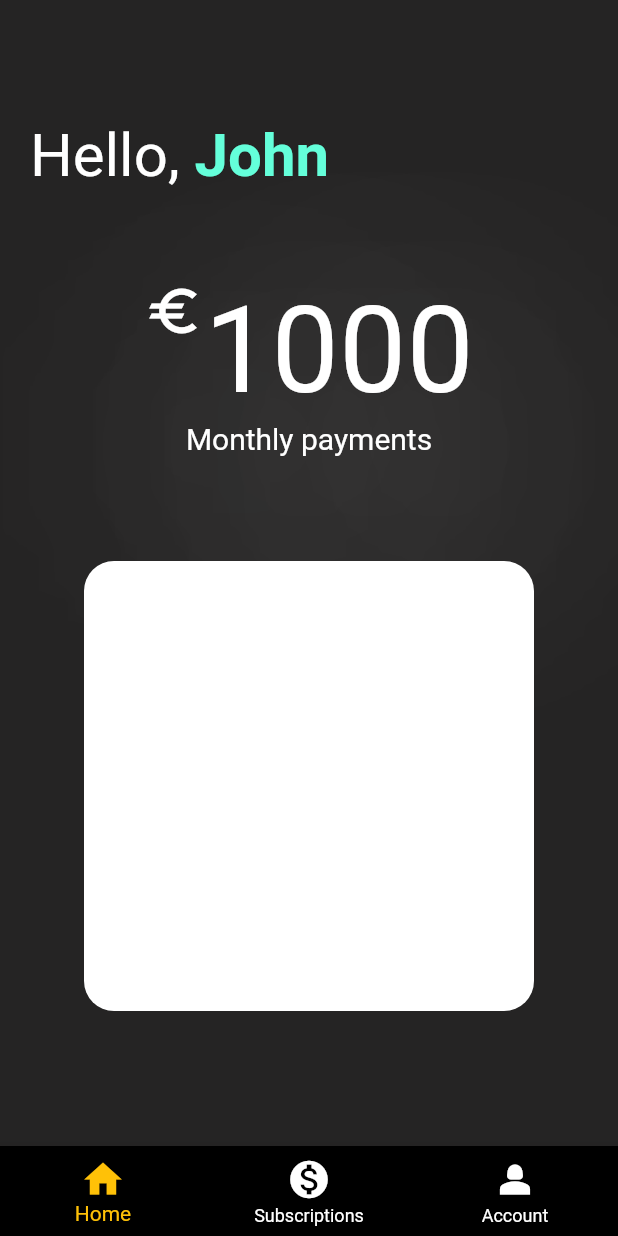
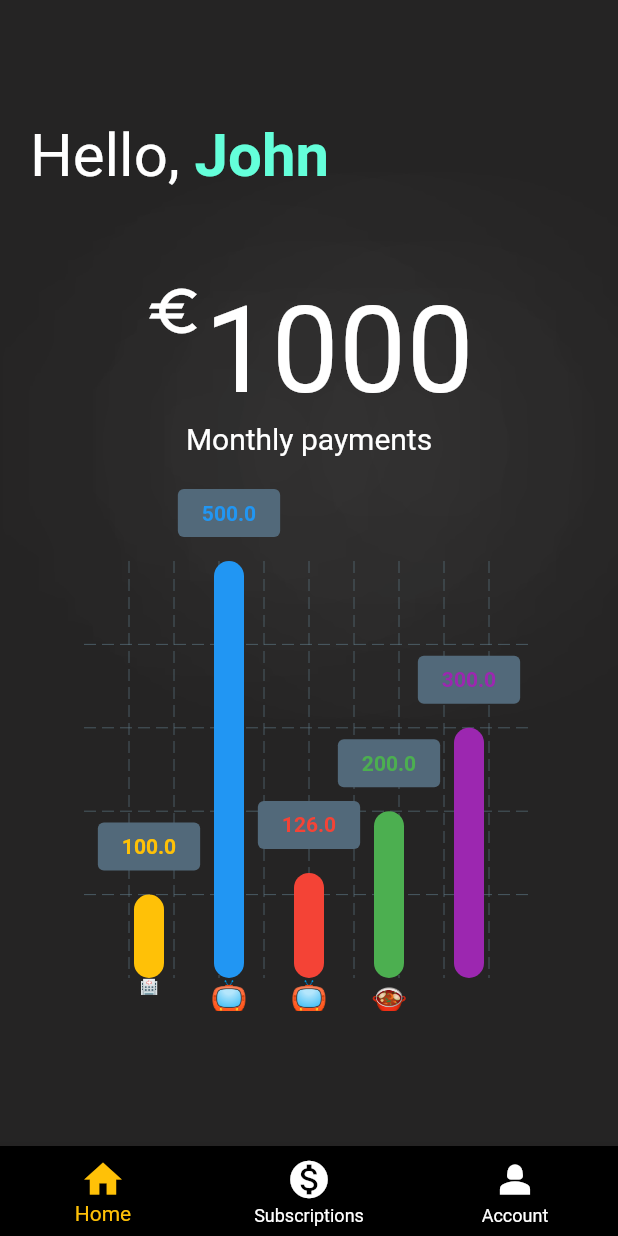
Before and after one commit to bujosa/meridiana, a Flutter app: the HomePage screen opened by its route, on a phone screen of 412 x 824 dp. Run offline on Flutter 3.47's test engine with Material 2 defaults, Android fonts, the light colour scheme and no system bars; drawn by our look-alikes of fl_chart; our stand-ins replace cached_network_image; missing offline and left inert: cool_dropdown; network calls fail.

Commit message:
feat: add example of chart

```diff
--- a/lib/main.dart
+++ b/lib/main.dart
@@ -23,7 +23,7 @@ class MyApp extends StatelessWidget {
               errorColor: Colors.red,
               backgroundColor: const Color.fromARGB(255, 37, 36, 36))),
       color: Colors.grey,
-      home: const SubscriptionsPage(),
+      home: const HomePage(),
       navigatorKey: GlobalKey<NavigatorState>(),
       routes: <String, WidgetBuilder>{
         '/home': (BuildContext context) => const HomePage(),
--- a/lib/presentations/pages/home.dart
+++ b/lib/presentations/pages/home.dart
@@ -1,3 +1,4 @@
+import 'package:fl_chart/fl_chart.dart';
 import 'package:flutter/material.dart';
 import '../widgets/bottom_navigation_bar.dart';
 
@@ -9,6 +10,44 @@ class HomePage extends StatefulWidget {
 }
 
 class _HomePageState extends State<HomePage> {
+  List<BarChartGroupData> showingGroups = [
+    BarChartGroupData(
+      x: 0,
+      barRods: [
+        BarChartRodData(toY: 100, color: Colors.amber, width: 20),
+      ],
+      showingTooltipIndicators: [0],
+    ),
+    BarChartGroupData(
+      x: 1,
+      barRods: [
+        BarChartRodData(toY: 500, color: Colors.blue, width: 20),
+      ],
+      showingTooltipIndicators: [0],
+    ),
+    BarChartGroupData(
+      x: 2,
+      barRods: [
+        BarChartRodData(toY: 126, color: Colors.red, width: 20),
+      ],
+      showingTooltipIndicators: [0],
+    ),
+    BarChartGroupData(
+      x: 3,
+      barRods: [
+        BarChartRodData(toY: 200, color: Colors.green, width: 20),
+      ],
+      showingTooltipIndicators: [0],
+    ),
+    BarChartGroupData(
+      x: 4,
+      barRods: [
+        BarChartRodData(toY: 300, color: Colors.purple, width: 20),
+      ],
+      showingTooltipIndicators: [0],
+    ),
+  ];
+
   @override
   Widget build(BuildContext context) {
     return Scaffold(
@@ -80,13 +119,92 @@ class _HomePageState extends State<HomePage> {
                   height: 300,
                   width: 300,
                   decoration: BoxDecoration(
-                  color: Colors.white,
                     borderRadius: BorderRadius.circular(20),
                   ),
-                child: const Center(
-                  child: Text('Pie Chart'),
+                  child: Center(
+                    child: BarChart(
+                      // Separate by category with a bar chart and show the total amount spent
+                      // for each category
+                      BarChartData(
+                        barGroups: showingGroups,
+                        borderData: FlBorderData(
+                          show: false,
+                        ),
+                        titlesData: FlTitlesData(
+                            show: true,
+                            bottomTitles: AxisTitles(
+                              sideTitles: SideTitles(
+                                showTitles: true,
+                                getTitlesWidget: (value, meta) {
+                                  if (value == 0) {
+                                    return const Text(
+                                      '🏥',
+                                      style: TextStyle(
+                                        color: Colors.white,
+                                        fontSize: 10,
+                                      ),
+                                    );
+                                  } else {
+                                    if (value == 1) {
+                                      return const Text(
+                                        '📺',
+                                        style: TextStyle(
+                                          color: Colors.white,
+                                          fontSize: 20,
+                                        ),
+                                      );
+                                    } else {
+                                      if (value == 2) {
+                                        return const Text(
+                                          '📺',
+                                          style: TextStyle(
+                                            color: Colors.white,
+                                            fontSize: 20,
+                                          ),
+                                        );
+                                      } else if (value == 3) {
+                                        return const Text(
+                                          '🍲',
+                                          style: TextStyle(
+                                            color: Colors.white,
+                                            fontSize: 20,
+                                          ),
+                                        );
+                                      } else {
+                                        return const Text(
+                                          '',
+                                          style: TextStyle(
+                                            color: Colors.white,
+                                            fontSize: 10,
+                                          ),
+                                        );
+                                      }
+                                    }
+                                  }
+                                },
                               ),
                             ),
+                            leftTitles: AxisTitles(
+                              sideTitles: SideTitles(
+                                showTitles: false,
+                              ),
+                            ),
+                            topTitles: AxisTitles(
+                              sideTitles: SideTitles(
+                                showTitles: false,
+                              ),
+                            ),
+                            rightTitles: AxisTitles(
+                              sideTitles: SideTitles(
+                                showTitles: false,
+                              ),
+                            )),
+                      ),
+                      swapAnimationDuration:
+                          const Duration(milliseconds: 150), // Optional
+                      swapAnimationCurve: Curves.linear, // Optional
+                    ),
+                  )),
             ),
           ],
         ),
--- a/pubspec.yaml
+++ b/pubspec.yaml
@@ -31,6 +31,7 @@ dependencies:
   cached_network_image: ^3.2.3
   cool_dropdown: ^1.4.2
   cupertino_icons: ^1.0.2
+  fl_chart: ^0.60.0
   flutter:
     sdk: flutter
   provider: ^6.0.5
```
Also changed, not shown: pubspec.lock. Lines whose indentation alone changed are shown as unchanged.
